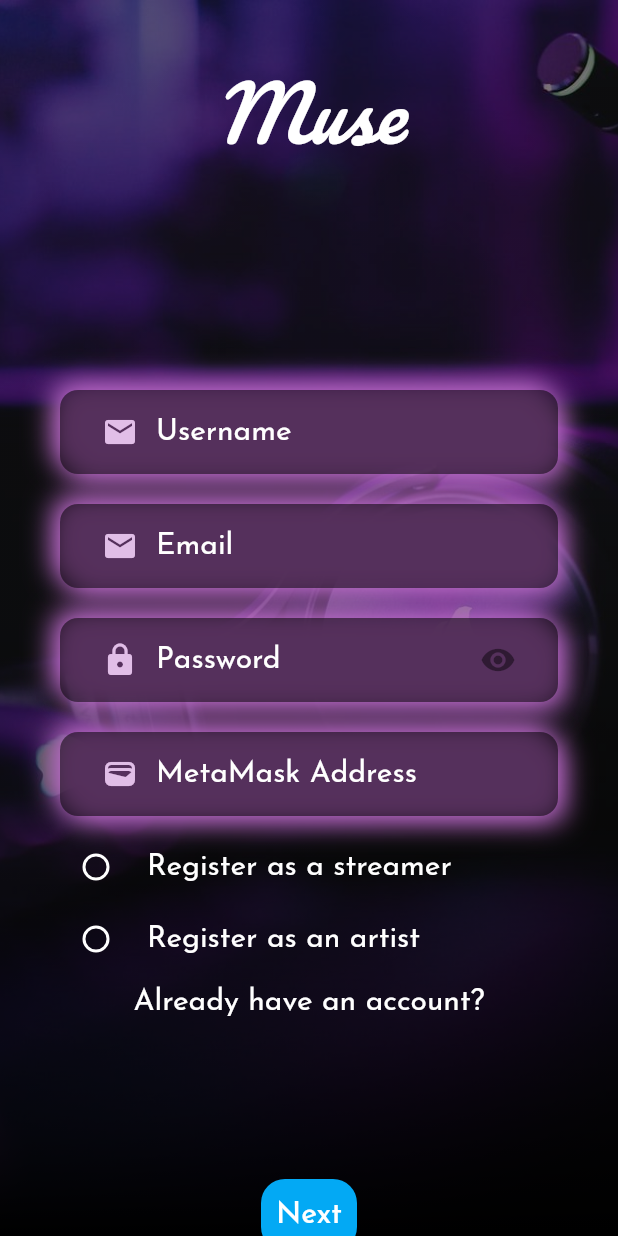
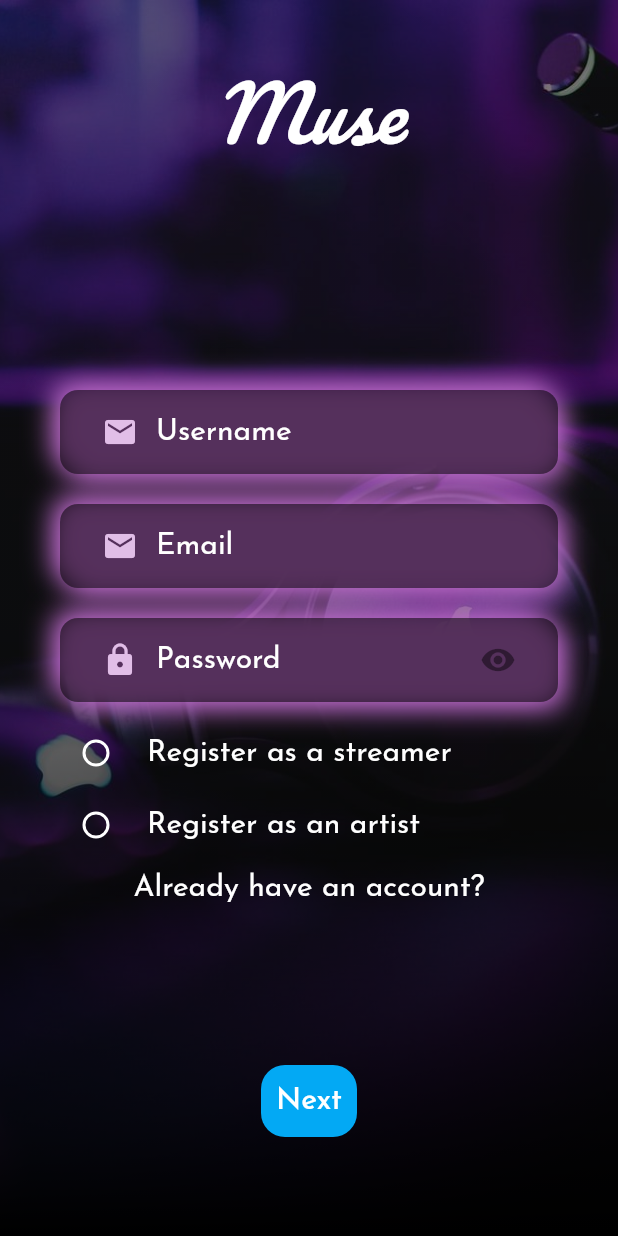
Before and after one commit to RaDio-Cat/muse, a Flutter app: the Register screen opened directly, on a phone screen of 412 x 824 dp. Run offline on Flutter 3.47's test engine with Material 2 defaults, Android fonts, the phone set to English and light mode, and no system bars; our stand-ins replace audioplayers, cloud_firestore, file_picker, firebase_auth, firebase_core, firebase_storage and 2 more; missing offline and left inert: web3dart; accounts and stored records are empty.

Commit message:
what is all this

```diff
--- a/lib/screens/authenticate/register.dart
+++ b/lib/screens/authenticate/register.dart
@@ -22,7 +22,6 @@ class _RegisterState extends State<Register> {
   final _formKey = GlobalKey<FormState>();
   //Text editing controller will be used for authentication purposes
   TextEditingController _email = TextEditingController();
-  TextEditingController _wallet = TextEditingController();
   TextEditingController _username = TextEditingController();
   TextEditingController _password = TextEditingController();
   //String values will be used for validation process
@@ -171,34 +170,6 @@ class _RegisterState extends State<Register> {
                                       icon: Icon(Icons.remove_red_eye)),
                                 )),
                               ),
-                              Padding(
-                                padding:
-                                    const EdgeInsets.symmetric(vertical: 10),
-                                child: Neumorph(
-                                    child: ListTile(
-                                  title: TextFormField(
-                                    textAlignVertical: TextAlignVertical.center,
-                                    decoration: InputDecoration(
-                                      border: InputBorder.none,
-                                      hintText: 'MetaMask Address',
-                                      hintStyle: mbodytext,
-                                      prefixIcon: Icon(
-                                        Icons.wallet,
-                                        color: Colors.purple[100],
-                                      ),
-                                    ),
-                                    validator: (val) =>
-                                        val!.isEmpty ? 'Email required' : null,
-                                    onChanged: (val) {
-                                      //email string is assigned to val for validation process
-                                      setState(() => wallet = val);
-                                    },
-                                    controller: _wallet,
-                                    keyboardType: TextInputType.emailAddress,
-                                    textInputAction: TextInputAction.done,
-                                  ),
-                                )),
-                              ),
                               Row(
                                 children: [
                                   Radio(value:'streamer', groupValue: role, onChanged: (value){
```
